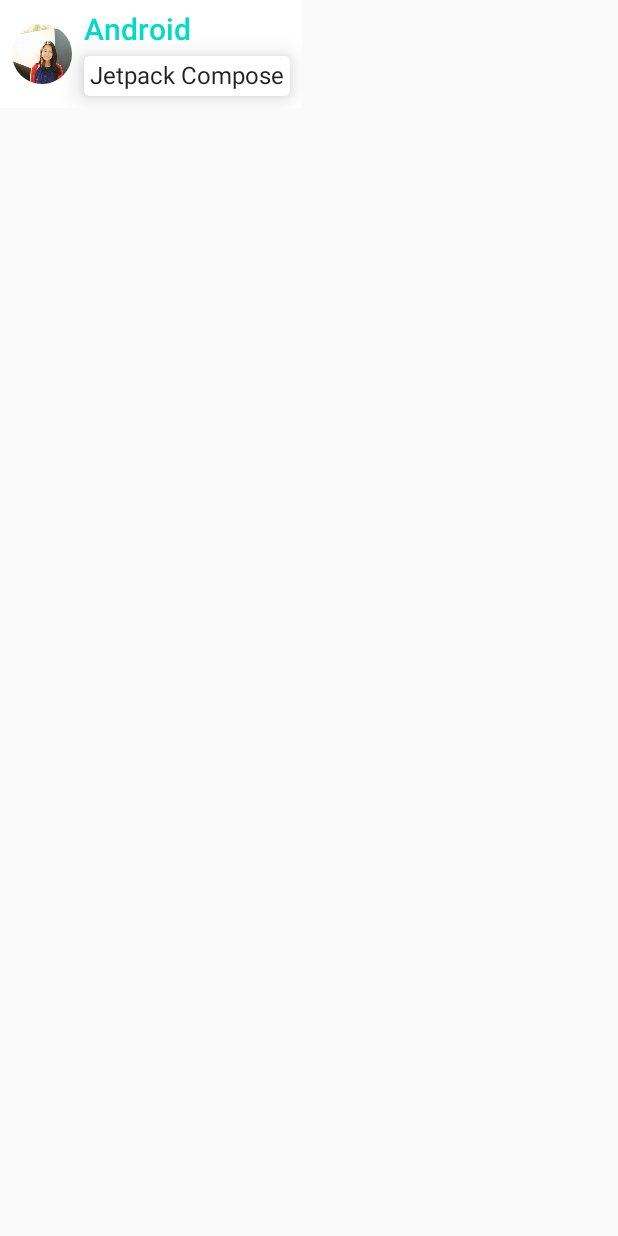
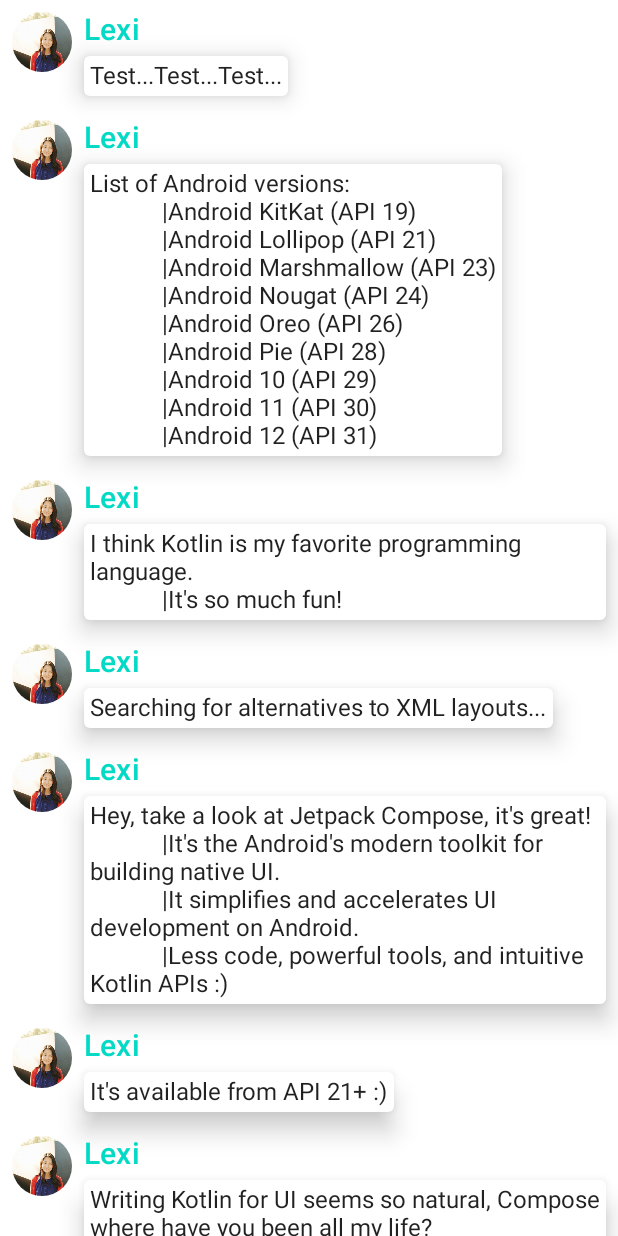
Before and after one commit to sharathpavan7/ComposeTutorial, an Android app built with Jetpack Compose: the screen it shows after launch (MainActivity), on a phone screen of 412 x 824 dp. Run offline under Robolectric (Android 15) with nearby library versions, the phone set to English and light mode, and no system bars.

Commit message:
Showing a list using the compose.

```diff
--- a/app/src/main/java/com/example/composetutorial/MainActivity.kt
+++ b/app/src/main/java/com/example/composetutorial/MainActivity.kt
@@ -6,6 +6,8 @@ import androidx.activity.ComponentActivity
 import androidx.activity.compose.setContent
 import androidx.compose.foundation.Image
 import androidx.compose.foundation.layout.*
+import androidx.compose.foundation.lazy.LazyColumn
+import androidx.compose.foundation.lazy.items
 import androidx.compose.foundation.shape.CircleShape
 import androidx.compose.material.MaterialTheme
 import androidx.compose.material.Surface
@@ -29,7 +31,8 @@ class MainActivity : ComponentActivity() {
 
             ComposeTutorialTheme {
                 Surface {
-                    MessageCard(Message("Android", "Jetpack Compose"))
+//                    MessageCard(Message("Android", "Jetpack Compose"))
+                    Conversation(messages = SampleData.conversationSample)
                 }
 
             }
@@ -48,10 +51,18 @@ class MainActivity : ComponentActivity() {
 }
 
 @Composable
+fun Conversation(messages: List<MainActivity.Message>) {
+    LazyColumn {
+        items(messages) { message ->
+            MessageCard(msg = message)
+        }
+    }
+}
+
+@Composable
 fun MessageCard(msg: MainActivity.Message) {
     Row(
-        modifier = Modifier.padding(all = 8.dp),
-        verticalAlignment = Alignment.CenterVertically,
+        modifier = Modifier.padding(all = 8.dp)
     ) {
         Image(
             painter = painterResource(id = R.drawable.profile_picture),
@@ -95,7 +106,8 @@ fun MessageCard(msg: MainActivity.Message) {
 fun PreviewMessageCard() {
     ComposeTutorialTheme {
         Surface {
-            MessageCard(MainActivity.Message("Android", "Jetpack Compose"))
+//            MessageCard(MainActivity.Message("Android", "Jetpack Compose"))
+            Conversation(messages = SampleData.conversationSample)
         }
     }
 }
--- /dev/null
+++ b/app/src/main/java/com/example/composetutorial/dto/SampleData.kt
@@ -0,0 +1,75 @@
+import com.example.composetutorial.MainActivity
+
+/**
+ * SampleData for Jetpack Compose Tutorial
+ */
+object SampleData {
+    // Sample conversation data
+    val conversationSample = listOf(
+        MainActivity.Message(
+            "Lexi",
+            "Test...Test...Test..."
+        ),
+        MainActivity.Message(
+            "Lexi",
+            """List of Android versions:
+            |Android KitKat (API 19)
+            |Android Lollipop (API 21)
+            |Android Marshmallow (API 23)
+            |Android Nougat (API 24)
+            |Android Oreo (API 26)
+            |Android Pie (API 28)
+            |Android 10 (API 29)
+            |Android 11 (API 30)
+            |Android 12 (API 31)""".trim()
+        ),
+        MainActivity.Message(
+            "Lexi",
+            """I think Kotlin is my favorite programming language.
+            |It's so much fun!""".trim()
+        ),
+        MainActivity.Message(
+            "Lexi",
+            "Searching for alternatives to XML layouts..."
+        ),
+        MainActivity.Message(
+            "Lexi",
+            """Hey, take a look at Jetpack Compose, it's great!
+            |It's the Android's modern toolkit for building native UI.
+            |It simplifies and accelerates UI development on Android.
+            |Less code, powerful tools, and intuitive Kotlin APIs :)""".trim()
+        ),
+        MainActivity.Message(
+            "Lexi",
+            "It's available from API 21+ :)"
+        ),
+        MainActivity.Message(
+            "Lexi",
+            "Writing Kotlin for UI seems so natural, Compose where have you been all my life?"
+        ),
+        MainActivity.Message(
+            "Lexi",
+            "Android Studio next version's name is Arctic Fox"
+        ),
+        MainActivity.Message(
+            "Lexi",
+            "Android Studio Arctic Fox tooling for Compose is top notch ^_^"
+        ),
+        MainActivity.Message(
+            "Lexi",
+            "I didn't know you can now run the emulator directly from Android Studio"
+        ),
+        MainActivity.Message(
+            "Lexi",
+            "Compose Previews are great to check quickly how a composable layout looks like"
+        ),
+        MainActivity.Message(
+            "Lexi",
+            "Previews are also interactive after enabling the experimental setting"
+        ),
+        MainActivity.Message(
+            "Lexi",
+            "Have you tried writing build.gradle with KTS?"
+        ),
+    )
+}
```
